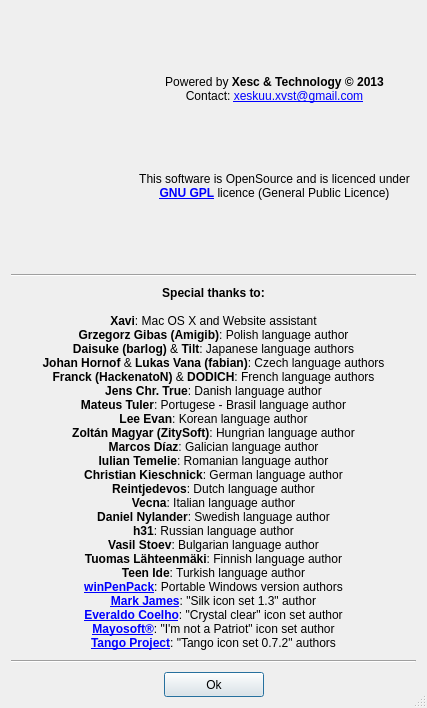
Old version of the form ui/credits.ui in the repository xVST/xVideoServiceThief.
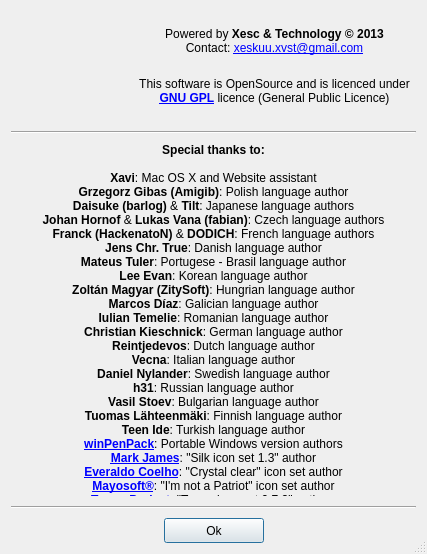
New version of the form. Icons and pictures are not drawn.

Commit message: Fixed “what’s new” form size in Windows

The edit to the form file:
```diff
--- a/ui/credits.ui
+++ b/ui/credits.ui
@@ -10,19 +10,13 @@
     <x>0</x>
     <y>0</y>
     <width>427</width>
-    <height>708</height>
+    <height>554</height>
    </rect>
   </property>
   <property name="minimumSize">
    <size>
     <width>427</width>
-    <height>708</height>
-   </size>
-  </property>
-  <property name="maximumSize">
-   <size>
-    <width>427</width>
-    <height>708</height>
+    <height>500</height>
    </size>
   </property>
   <property name="windowTitle">
@@ -139,6 +133,12 @@
    </item>
    <item row="2" column="0" colspan="3">
     <widget class="QLabel" name="lblCredits">
+     <property name="minimumSize">
+      <size>
+       <width>0</width>
+       <height>0</height>
+      </size>
+     </property>
      <property name="text">
       <string notr="true">&lt;b&gt;Special thanks to:&lt;/b&gt;&lt;br&gt;&lt;br&gt;&lt;b&gt;Xavi&lt;/b&gt;: Mac OS X and Website assistant&lt;br&gt;&lt;b&gt;Grzegorz Gibas (Amigib)&lt;/b&gt;: Polish language author&lt;br&gt;&lt;b&gt;Daisuke (barlog)&lt;/b&gt;  &amp;amp; &lt;b&gt;Tilt&lt;/b&gt;: Japanese language authors&lt;br&gt;&lt;b&gt;Johan Hornof&lt;/b&gt;  &amp;amp; &lt;b&gt;Lukas Vana (fabian)&lt;/b&gt;: Czech language authors&lt;br&gt;&lt;b&gt;Franck (HackenatoN)&lt;/b&gt;  &amp;amp; &lt;b&gt;DODICH&lt;/b&gt;: French language authors&lt;br&gt;&lt;b&gt;Jens Chr. True&lt;/b&gt;: Danish language author&lt;br&gt;&lt;b&gt;Mateus Tuler&lt;/b&gt;: Portugese - Brasil language author&lt;br&gt;&lt;b&gt;Lee Evan&lt;/b&gt;: Korean language author&lt;br&gt;&lt;b&gt;Zoltán Magyar (ZitySoft)&lt;/b&gt;: Hungrian language author&lt;br&gt;&lt;b&gt;Marcos Díaz&lt;/b&gt;: Galician language author&lt;br&gt;&lt;b&gt;Iulian Temelie&lt;/b&gt;: Romanian language author&lt;br&gt;&lt;b&gt;Christian Kieschnick&lt;/b&gt;: German language author&lt;br&gt;&lt;b&gt;Reintjedevos&lt;/b&gt;: Dutch language author&lt;br&gt;&lt;b&gt;Vecna&lt;/b&gt;: Italian language author&lt;br&gt;&lt;b&gt;Daniel Nylander&lt;/b&gt;: Swedish language author&lt;br&gt;&lt;b&gt;h31&lt;/b&gt;: Russian language author&lt;br&gt;&lt;b&gt;Vasil Stoev&lt;/b&gt;: Bulgarian language author&lt;br&gt;&lt;b&gt;Tuomas Lähteenmäki&lt;/b&gt;: Finnish language author&lt;br&gt;&lt;b&gt;Teen Ide&lt;/b&gt;: Turkish language author&lt;br&gt;&lt;b&gt;&lt;a href=&quot;http://www.winpenpack.com/main/news.php&quot;&gt;winPenPack&lt;/a&gt;&lt;/b&gt;: Portable Windows version authors&lt;br&gt;&lt;b&gt;&lt;a href=&quot;http://www.famfamfam.com/&quot;&gt;Mark James&lt;/a&gt;&lt;/b&gt;: &quot;Silk icon set 1.3&quot; author&lt;br&gt;&lt;b&gt;&lt;a href=&quot;http://www.everaldo.com/&quot;&gt;Everaldo Coelho&lt;/a&gt;&lt;/b&gt;: &quot;Crystal clear&quot; icon set author&lt;br&gt;&lt;b&gt;&lt;a href=&quot;http://mayosoft.com.mx/studios/&quot;&gt;Mayosoft®&lt;/a&gt;&lt;/b&gt;: &quot;I'm not a Patriot&quot; icon set author&lt;br&gt;&lt;b&gt;&lt;a href=&quot;http://tango-project.org/&quot;&gt;Tango Project&lt;/a&gt;&lt;/b&gt;: &quot;Tango icon set 0.7.2&quot; authors</string>
      </property>
```
